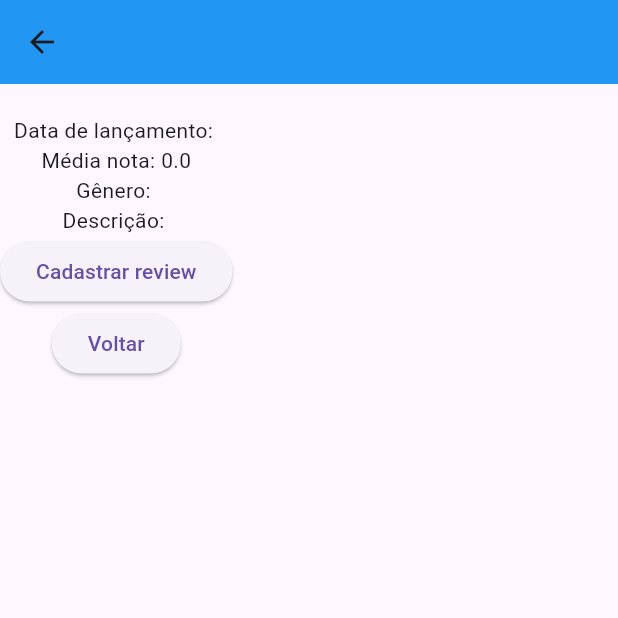
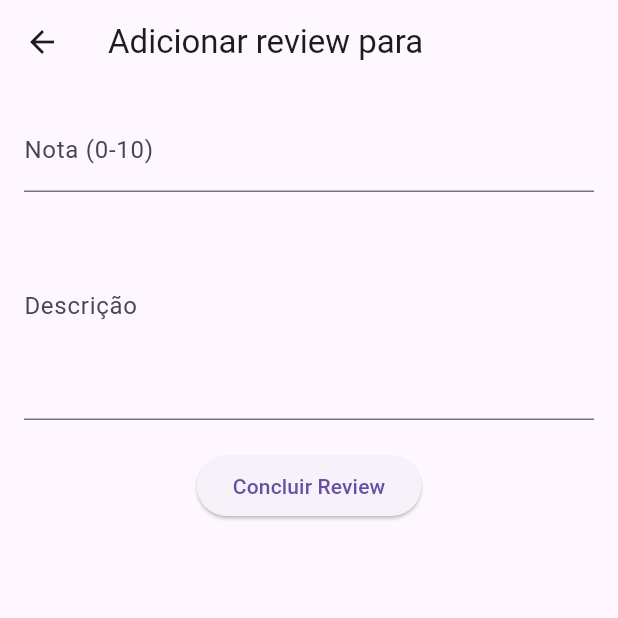
Before and after one commit to GuilhermePiorno/games_tracker, a Flutter app: the GameDetailsScreen screen opened directly with empty values, after a tap on "Cadastrar review", on a phone screen of 412 x 824 dp, the top half of it. Run offline on Flutter 3.47's test engine with Material 3 defaults, Android fonts, the phone set to English and light mode, and no system bars; our stand-ins replace shared_preferences, sqflite_common_ffi; accounts and stored records are empty.

Commit message:
Add botão pra criar a review e tela de criar review

```diff
--- /dev/null
+++ b/lib/screens/add_review_screen.dart
@@ -0,0 +1,67 @@
+import 'package:flutter/material.dart';
+import 'package:games_tracker/controller/DashboardController.dart';
+import 'package:games_tracker/model/game.dart';
+import 'package:games_tracker/model/review.dart';
+import 'package:games_tracker/model/user.dart';
+
+class AddReviewScreen extends StatefulWidget {
+  final Game game;
+  final User user;
+
+  const AddReviewScreen({super.key, required this.game, required this.user});
+
+  @override
+  _AddReviewScreenState createState() => _AddReviewScreenState();
+}
+
+class _AddReviewScreenState extends State<AddReviewScreen> {
+  final TextEditingController _scoreController = TextEditingController();
+  final TextEditingController _descriptionController = TextEditingController();
+  final DashboardController _controller = DashboardController();
+
+  void _addReview() async {
+    double score = double.parse(_scoreController.text);
+    String description = _descriptionController.text;
+    String date = DateTime.now().toIso8601String();
+
+    Review review = Review(
+      user_id: widget.user.id!,
+      game_id: widget.game.id!,
+      score: score,
+      description: description,
+      date: date,
+    );
+
+    await _controller.addReview(review);
+    Navigator.pop(context);
+  }
+
+  @override
+  Widget build(BuildContext context) {
+    return Scaffold(
+      appBar: AppBar(title: Text('Adicionar review para ${widget.game.name}')),
+      body: Padding(
+        padding: const EdgeInsets.all(16.0),
+        child: Column(
+          children: [
+            TextField(
+              controller: _scoreController,
+              decoration: InputDecoration(labelText: 'Nota (0-10)'),
+              keyboardType: TextInputType.number,
+            ),
+            TextField(
+              controller: _descriptionController,
+              decoration: InputDecoration(labelText: 'Descrição'),
+              maxLines: 5,
+            ),
+            SizedBox(height: 20),
+            ElevatedButton(
+              onPressed: _addReview,
+              child: Text('Concluir Review'),
+            ),
+          ],
+        ),
+      ),
+    );
+  }
+}
--- a/lib/screens/game_details_screen.dart
+++ b/lib/screens/game_details_screen.dart
@@ -1,6 +1,7 @@
 import 'package:flutter/material.dart';
 import 'package:games_tracker/model/game.dart';
 import 'package:games_tracker/model/user.dart';
+import 'package:games_tracker/screens/add_review_screen.dart';
 
 class GameDetailsScreen extends StatefulWidget {
   final Game game;
@@ -20,7 +21,15 @@ class _GameDetailsScreenState extends State<GameDetailsScreen> {
       lista.add(
         ElevatedButton(
           child: Text("Cadastrar review"),
-          onPressed: () {},
+          onPressed: () {
+            Navigator.push(
+              context,
+              MaterialPageRoute(
+                builder: (context) =>
+                    AddReviewScreen(game: widget.game, user: widget.user),
+              ),
+            );
+          },
         ),
       );
     }
@@ -34,13 +43,19 @@ class _GameDetailsScreenState extends State<GameDetailsScreen> {
         title: Text(widget.game.name),
         backgroundColor: Colors.blue,
       ),
-      body: Column(
+      body: Padding(
+        padding: const EdgeInsets.all(16.0),
+        child: Column(
+          crossAxisAlignment: CrossAxisAlignment.start,
           children: [
-          Text("${widget.game.name}"),
+            Text("Nome: ${widget.game.name}",
+                style: TextStyle(fontSize: 20, fontWeight: FontWeight.bold)),
+            SizedBox(height: 10),
             Text("Data de lançamento: ${widget.game.release_date}"),
             Text("Média nota: ${widget.game.score}"),
             Text("Gênero: ${widget.game.genre}"),
             Text("Descrição: ${widget.game.description}"),
+            SizedBox(height: 20),
             ..._mostraBtnReview(),
             ElevatedButton(
               child: Text("Voltar"),
@@ -50,6 +65,7 @@ class _GameDetailsScreenState extends State<GameDetailsScreen> {
             ),
           ],
         ),
+      ),
     );
   }
 }
```
Lines whose indentation alone changed are shown as unchanged.
